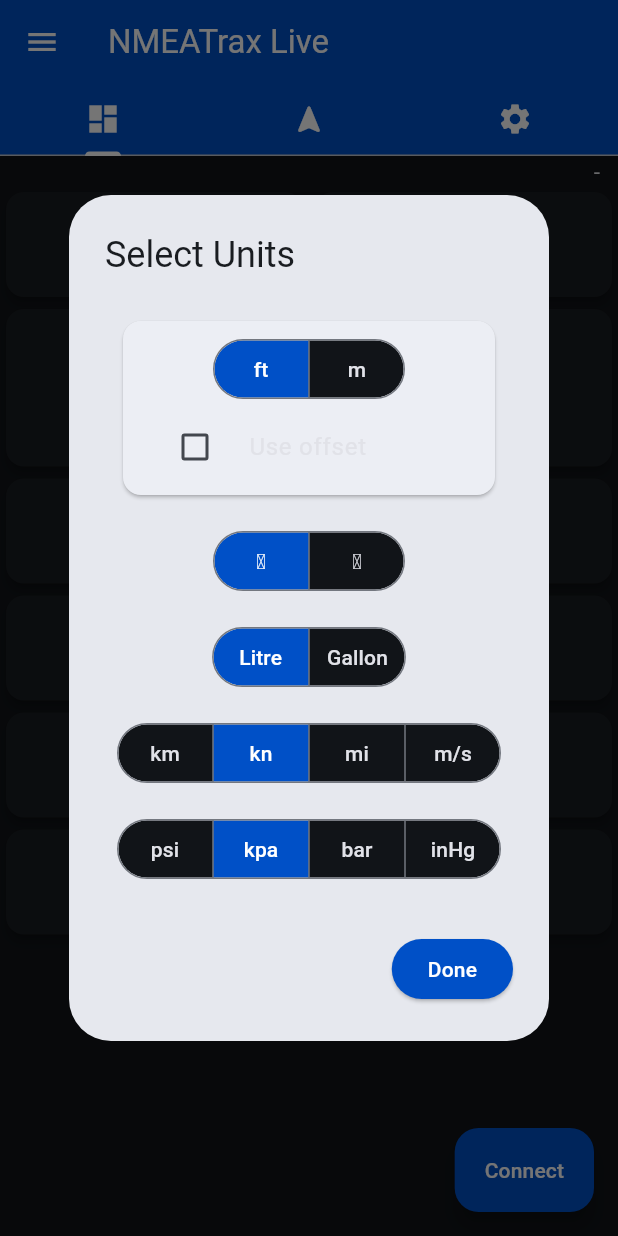
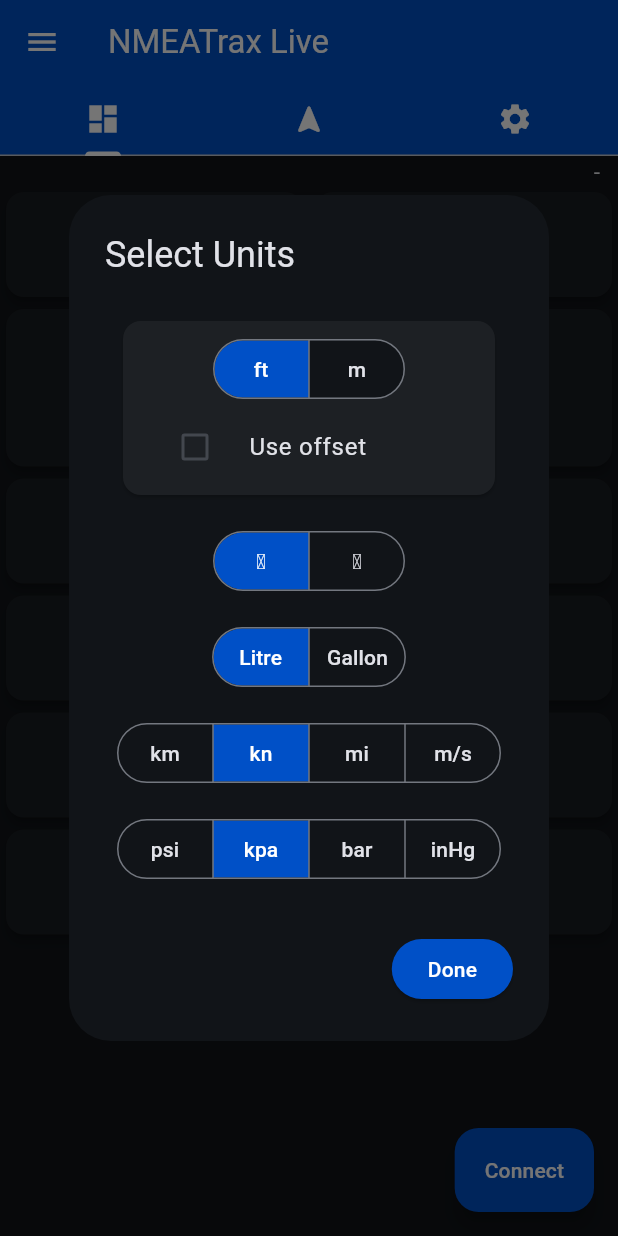
Before and after one commit to agk1190/NMEATrax-App, a Flutter app: the screen it shows after launch, in the side drawer, after a tap on "Units", on a phone screen of 412 x 824 dp. Run offline on Flutter 3.47's test engine with Material 3 defaults, Android fonts, the light colour scheme and no system bars; our stand-ins replace csv, file_picker, flutter_map, latlong2, permission_handler, settings_ui and 1 more; missing offline and left inert: dart_ping, eventflux, gpx, keep_screen_on.

Commit message:
Updated packages

```diff
--- a/lib/classes.dart
+++ b/lib/classes.dart
@@ -622,7 +622,8 @@
     return StatefulBuilder(
       builder: (context, setState) {
         return AlertDialog(
-          title: const Text('Select Units'),
+          backgroundColor: Theme.of(mainContext).colorScheme.surface,
+          title: Text('Select Units', style: TextStyle(color: Theme.of(mainContext).colorScheme.onSurface),),
           content: SingleChildScrollView(
             child: Column(
               mainAxisSize: MainAxisSize.min,
@@ -630,7 +631,7 @@
                 Padding(
                   padding: const EdgeInsets.all(8.0),
                   child: Card(
-                    color: Theme.of(context).colorScheme.surfaceContainer,
+                    color: Theme.of(mainContext).colorScheme.surfaceContainer,
                     child: Padding(
                       padding: const EdgeInsets.fromLTRB(12, 8, 12, 4),
                       child: Column(
--- a/lib/downloads.dart
+++ b/lib/downloads.dart
@@ -6,13 +6,11 @@
 import 'package:nmeatrax_app/communications.dart';
 import 'package:permission_handler/permission_handler.dart';
 import 'package:path_provider/path_provider.dart';
-import 'package:web_socket_channel/io.dart';
-// import 'package:dart_ping/dart_ping.dart';
 
 List<String> downloadList = [];
 // String emailData = "";
 String connectURL = "192.168.1.1";
-IOWebSocketChannel? channel;
+// IOWebSocketChannel? channel;
 // List<String> emailMessages = [];
 ValueNotifier<List<String>> emailMessagesNotifier = ValueNotifier([]);
 
--- a/lib/live.dart
+++ b/lib/live.dart
@@ -7,7 +7,6 @@
 import 'package:shared_preferences/shared_preferences.dart';
 import 'package:keep_screen_on/keep_screen_on.dart';
 import 'package:url_launcher/url_launcher.dart';
-// import 'package:web_socket_channel/web_socket_channel.dart';
 import 'package:dart_ping/dart_ping.dart';
 import 'package:eventflux/eventflux.dart';
 
--- a/lib/main.dart
+++ b/lib/main.dart
@@ -12,7 +12,7 @@
 
   // https://www.kindacode.com/article/flutter-ways-to-make-a-dark-light-mode-toggle/ - dark mode toggle
   static final ValueNotifier<ThemeMode> themeNotifier = ValueNotifier(ThemeMode.dark);
-  static const appVersion = '5.0.0';
+  static const appVersion = '6.0.0';
 
   // This widget is the root of your application.
   @override
--- a/lib/replay.dart
+++ b/lib/replay.dart
@@ -6,7 +6,6 @@
 import 'package:flutter_map/flutter_map.dart';
 import 'package:intl/intl.dart';
 import 'package:latlong2/latlong.dart';
-// import 'package:nmeatrax_app/live.dart';
 import 'package:shared_preferences/shared_preferences.dart';
 import 'package:file_picker/file_picker.dart';
 import 'package:gpx/gpx.dart';
--- a/lib/wifi.dart
+++ b/lib/wifi.dart
@@ -49,6 +49,7 @@
 
   void _getWifi() async {
     await getOptions();
+    if (mounted) {
       setState(() {
         wifiList.clear();
         if (nmeaDevice.wifiCredentials != null && nmeaDevice.wifiCredentials != "null") {
@@ -58,6 +59,7 @@
           }
         }
       });
+    }
   }
 
   @override
```
Also changed, not shown: pubspec.yaml (+14 -15 lines), 2 other files. Lines whose indentation alone changed are shown as unchanged.
